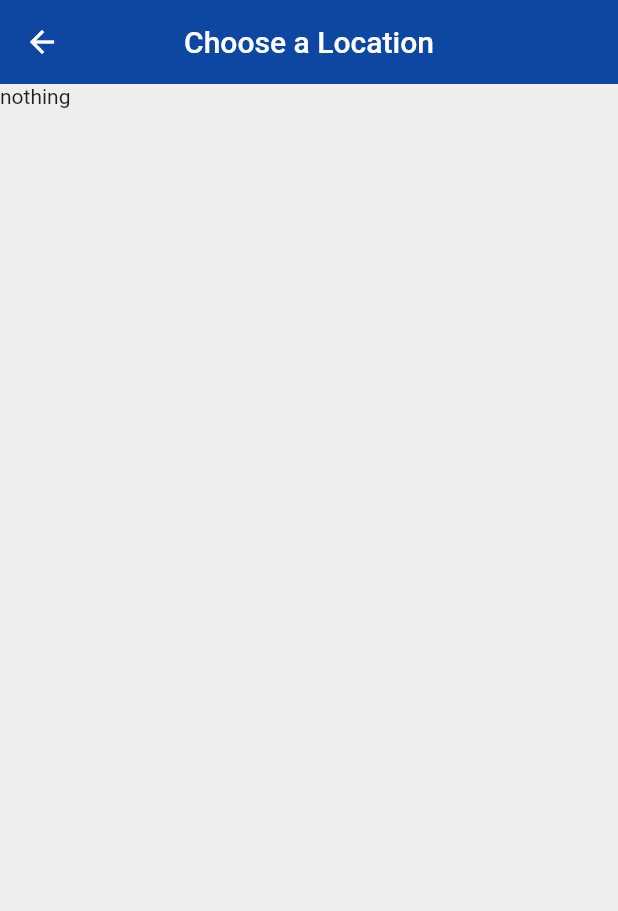
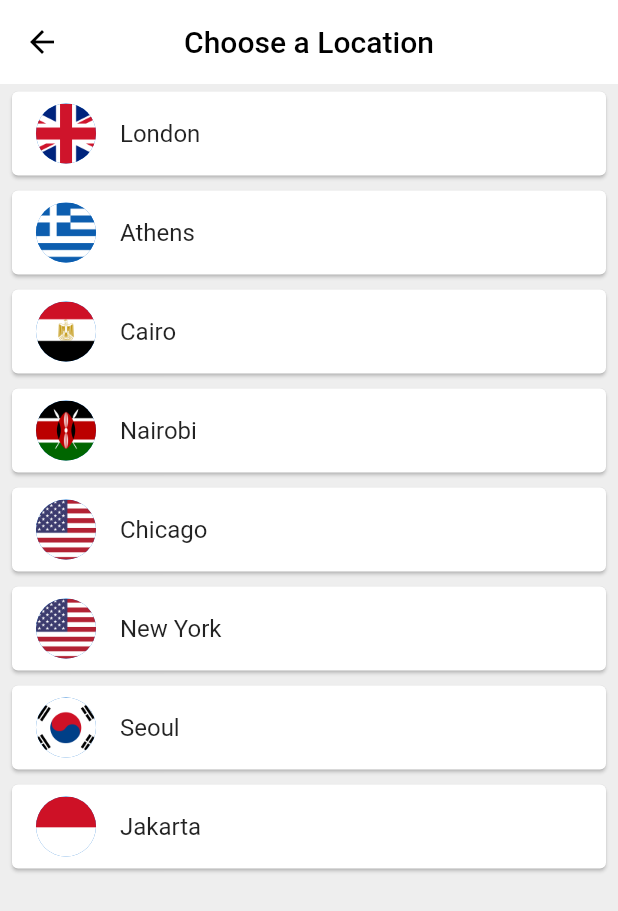
Before and after one commit to duncanheffron/sandbox-flutter, a Flutter app: the ChooseLocation screen opened by its route, on a phone screen of 412 x 824 dp. Shown: the top 911 px of the screen. Run offline on Flutter 3.47's test engine with Material 2 defaults, Android fonts, the phone set to English and light mode, and no system bars; our stand-ins replace flutter_spinkit; network calls fail.

Commit message:
Completed worldTime application, and added second api to show unsplash foto's

```diff
--- a/lib/pages/choose_location.dart
+++ b/lib/pages/choose_location.dart
@@ -1,4 +1,6 @@
 import 'package:flutter/material.dart';
+import 'package:sandbox_flutter_routing/services/unsplash.dart';
+import 'package:sandbox_flutter_routing/services/world_time.dart';
 
 class ChooseLocation extends StatefulWidget {
   @override
@@ -6,16 +8,74 @@ class ChooseLocation extends StatefulWidget {
 }
 
 class _ChooseLocationState extends State<ChooseLocation> {
+  List<WorldTime> locations = [
+    WorldTime(url: 'Europe/London', location: 'London', flag: 'uk.png'),
+    WorldTime(url: 'Europe/Athens', location: 'Athens', flag: 'greece.png'),
+    WorldTime(url: 'Africa/Cairo', location: 'Cairo', flag: 'egypt.png'),
+    WorldTime(url: 'Africa/Nairobi', location: 'Nairobi', flag: 'kenya.png'),
+    WorldTime(url: 'America/Chicago', location: 'Chicago', flag: 'usa.png'),
+    WorldTime(url: 'America/New_York', location: 'New York', flag: 'usa.png'),
+    WorldTime(url: 'Asia/Seoul', location: 'Seoul', flag: 'south_korea.png'),
+    WorldTime(url: 'Asia/Jakarta', location: 'Jakarta', flag: 'indonesia.png'),
+  ];
+
+  void updateTime(index) async {
+    WorldTime instance = locations[index];
+    await instance.getTime();
+    UnsplashImage image = UnsplashImage(
+      location: instance.location,
+      isDayTime: instance.isDayTime,
+    );
+    await image.getImage();
+    Navigator.pop(context, {
+      'location': instance.location,
+      'flag': instance.flag,
+      'time': instance.time,
+      'bgImage': image.url,
+    });
+  }
+
   @override
   Widget build(BuildContext context) {
     return Scaffold(
-        backgroundColor: Colors.grey[200],
-        appBar: AppBar(
-          backgroundColor: Colors.blue[900],
-          title: Text('Choose a Location'),
-          centerTitle: true,
-          elevation: 0,
+      backgroundColor: Colors.grey[200],
+      appBar: AppBar(
+        iconTheme: IconThemeData(
+          color: Colors.black, //change your color here
         ),
-        body: Text('nothing'));
+        backgroundColor: Colors.white,
+        title: Text(
+          'Choose a Location',
+          style: TextStyle(
+            color: Colors.black,
+          ),
+        ),
+        centerTitle: true,
+        elevation: 0,
+      ),
+      body: ListView.builder(
+        itemCount: locations.length,
+        itemBuilder: (context, index) {
+          return Padding(
+            padding: const EdgeInsets.symmetric(
+              vertical: 1.0,
+              horizontal: 4.0,
+            ),
+            child: Card(
+              child: ListTile(
+                onTap: () {
+                  updateTime(index);
+                },
+                title: Text(locations[index].location),
+                leading: CircleAvatar(
+                  backgroundImage:
+                      AssetImage('assets/${locations[index].flag}'),
+                ),
+              ),
+            ),
+          );
+        },
+      ),
+    );
   }
 }
--- /dev/null
+++ b/lib/services/unsplash.dart
@@ -0,0 +1,26 @@
+import 'dart:convert';
+
+import 'package:http/http.dart';
+
+class UnsplashImage {
+  String location; // Location name
+  bool isDayTime; // Time of day
+  late String dayOrNight;
+  late String url; // Url of image
+
+  UnsplashImage({required this.location, required this.isDayTime});
+
+  Future<void> getImage() async {
+    dayOrNight = isDayTime ? 'day' : 'night';
+
+    try {
+      Response response = await get(Uri.parse(
+          'https://api.unsplash.com/photos/random/?client_id=GaoWn55Duk9ESp-6de10wDRCNxkaxU_sKfNB3z2xMnc&query=$location,$dayOrNight&orientation=portrait'));
+      Map data = jsonDecode(response.body);
+      url = data['urls']['full'].toString();
+    } catch (err) {
+      print('🔴 Caught an error: $err');
+      url = 'Could not get time data';
+    }
+  }
+}
```
Also changed, not shown: lib/pages/home.dart (+68 -3 lines), lib/pages/loading.dart (+21 -8 lines), lib/services/world_time.dart (+11 -4 lines), pubspec.yaml (+4 -3 lines), assets/egypt.png (added), assets/germany.png (added), assets/greece.png (added), assets/indonesia.png (added), assets/kenya.png (added), assets/south_korea.png (added), assets/uk.png (added), assets/usa.png (added), pubspec.lock.
